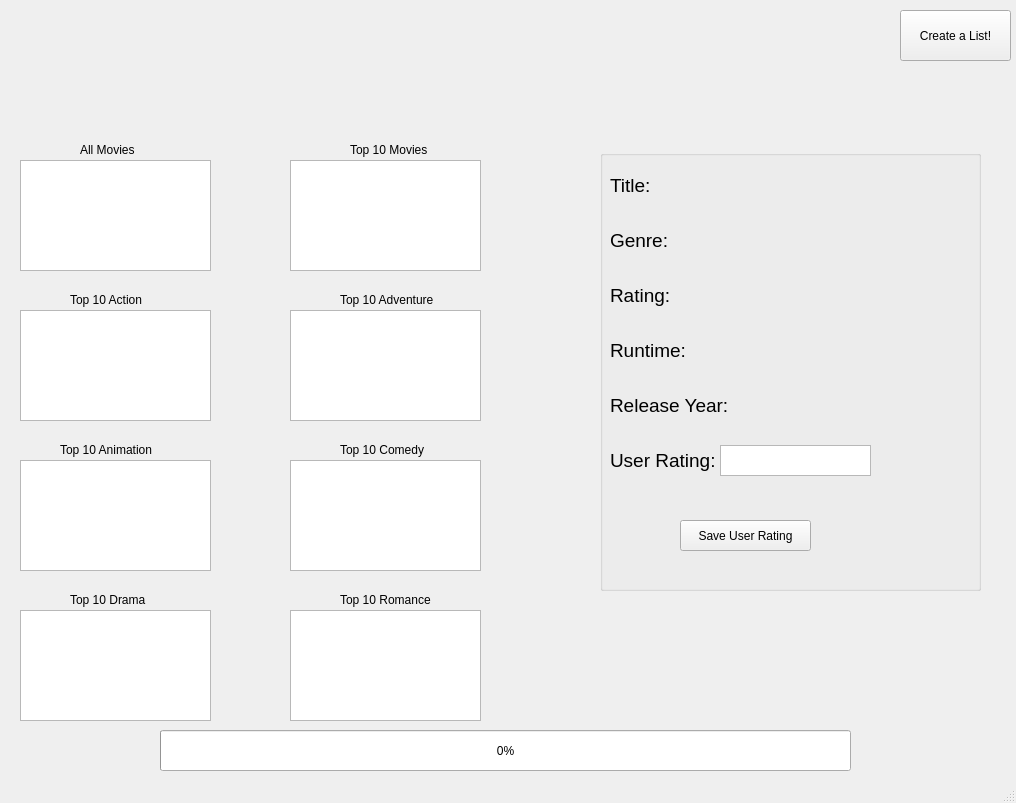
The window that cinemania.ui (Sparky626/Cinemania) describes before a commit, drawn with Qt 5.
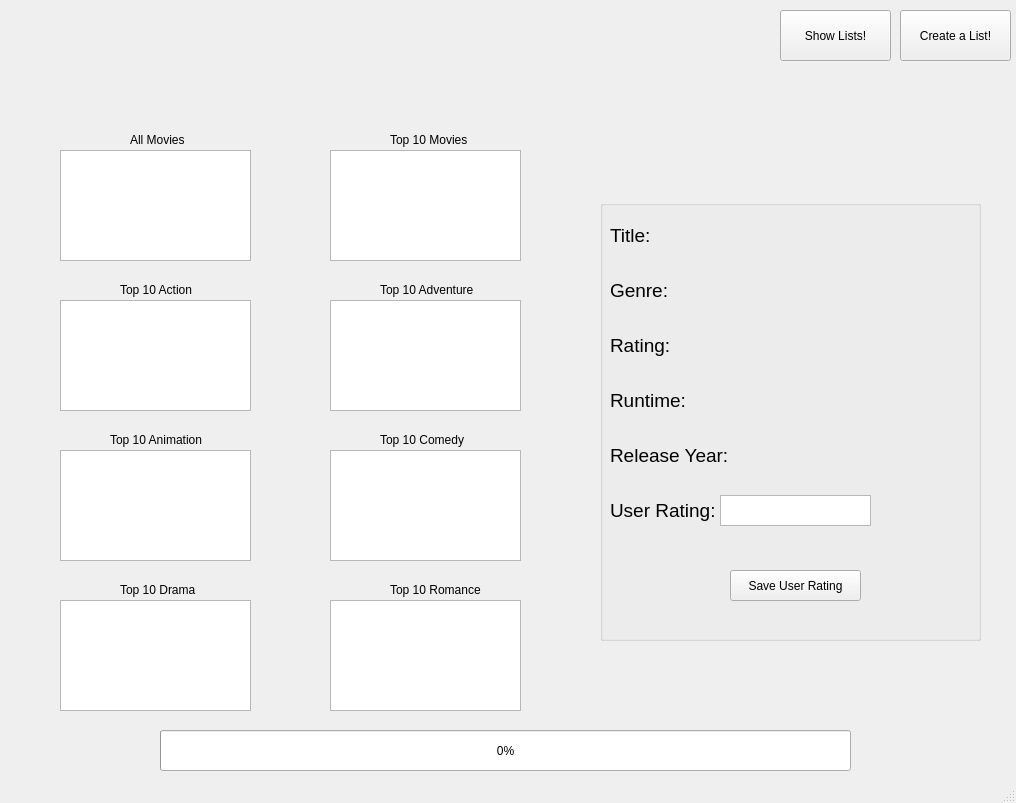
The same window after the commit.

Commit message: Finalized Main GUI and Finalized List Viewer window.

```diff
--- a/cinemania.ui
+++ b/cinemania.ui
@@ -51,7 +51,7 @@
    <widget class="QLabel" name="logo_label">
     <property name="geometry">
      <rect>
-      <x>330</x>
+      <x>340</x>
       <y>0</y>
       <width>351</width>
       <height>131</height>
@@ -78,7 +78,7 @@
     <property name="geometry">
      <rect>
       <x>600</x>
-      <y>150</y>
+      <y>200</y>
       <width>381</width>
       <height>441</height>
      </rect>
@@ -254,7 +254,7 @@
     <widget class="QPushButton" name="pushButton">
      <property name="geometry">
       <rect>
-       <x>80</x>
+       <x>130</x>
        <y>370</y>
        <width>131</width>
        <height>31</height>
@@ -319,8 +319,8 @@
    <widget class="QListWidget" name="listMovieWidget">
     <property name="geometry">
      <rect>
-      <x>20</x>
-      <y>160</y>
+      <x>60</x>
+      <y>150</y>
       <width>191</width>
       <height>111</height>
      </rect>
@@ -341,8 +341,8 @@
    <widget class="QListWidget" name="listMovieWidget_2">
     <property name="geometry">
      <rect>
-      <x>290</x>
-      <y>160</y>
+      <x>330</x>
+      <y>150</y>
       <width>191</width>
       <height>111</height>
      </rect>
@@ -363,8 +363,8 @@
    <widget class="QListWidget" name="listMovieWidget_3">
     <property name="geometry">
      <rect>
-      <x>20</x>
-      <y>310</y>
+      <x>60</x>
+      <y>300</y>
       <width>191</width>
       <height>111</height>
      </rect>
@@ -385,8 +385,8 @@
    <widget class="QListWidget" name="listMovieWidget_4">
     <property name="geometry">
      <rect>
-      <x>290</x>
-      <y>310</y>
+      <x>330</x>
+      <y>300</y>
       <width>191</width>
       <height>111</height>
      </rect>
@@ -407,8 +407,8 @@
    <widget class="QListWidget" name="listMovieWidget_5">
     <property name="geometry">
      <rect>
-      <x>20</x>
-      <y>460</y>
+      <x>60</x>
+      <y>450</y>
       <width>191</width>
       <height>111</height>
      </rect>
@@ -429,8 +429,8 @@
    <widget class="QListWidget" name="listMovieWidget_6">
     <property name="geometry">
      <rect>
-      <x>290</x>
-      <y>460</y>
+      <x>330</x>
+      <y>450</y>
       <width>191</width>
       <height>111</height>
      </rect>
@@ -451,8 +451,8 @@
    <widget class="QListWidget" name="listMovieWidget_7">
     <property name="geometry">
      <rect>
-      <x>20</x>
-      <y>610</y>
+      <x>60</x>
+      <y>600</y>
       <width>191</width>
       <height>111</height>
      </rect>
@@ -473,8 +473,8 @@
    <widget class="QListWidget" name="listMovieWidget_8">
     <property name="geometry">
      <rect>
-      <x>290</x>
-      <y>610</y>
+      <x>330</x>
+      <y>600</y>
       <width>191</width>
       <height>111</height>
      </rect>
@@ -495,8 +495,8 @@
    <widget class="QLabel" name="label">
     <property name="geometry">
      <rect>
-      <x>80</x>
-      <y>140</y>
+      <x>130</x>
+      <y>130</y>
       <width>61</width>
       <height>20</height>
      </rect>
@@ -508,8 +508,8 @@
    <widget class="QLabel" name="label_2">
     <property name="geometry">
      <rect>
-      <x>350</x>
-      <y>140</y>
+      <x>390</x>
+      <y>130</y>
       <width>81</width>
       <height>20</height>
      </rect>
@@ -521,8 +521,8 @@
    <widget class="QLabel" name="label_3">
     <property name="geometry">
      <rect>
-      <x>70</x>
-      <y>290</y>
+      <x>120</x>
+      <y>280</y>
       <width>101</width>
       <height>20</height>
      </rect>
@@ -534,8 +534,8 @@
    <widget class="QLabel" name="label_4">
     <property name="geometry">
      <rect>
-      <x>340</x>
-      <y>290</y>
+      <x>380</x>
+      <y>280</y>
       <width>101</width>
       <height>20</height>
      </rect>
@@ -547,8 +547,8 @@
    <widget class="QLabel" name="label_5">
     <property name="geometry">
      <rect>
-      <x>60</x>
-      <y>440</y>
+      <x>110</x>
+      <y>430</y>
       <width>101</width>
       <height>20</height>
      </rect>
@@ -560,8 +560,8 @@
    <widget class="QLabel" name="label_6">
     <property name="geometry">
      <rect>
-      <x>340</x>
-      <y>440</y>
+      <x>380</x>
+      <y>430</y>
       <width>101</width>
       <height>20</height>
      </rect>
@@ -573,8 +573,8 @@
    <widget class="QLabel" name="label_7">
     <property name="geometry">
      <rect>
-      <x>70</x>
-      <y>590</y>
+      <x>120</x>
+      <y>580</y>
       <width>81</width>
       <height>20</height>
      </rect>
@@ -586,8 +586,8 @@
    <widget class="QLabel" name="label_8">
     <property name="geometry">
      <rect>
-      <x>340</x>
-      <y>590</y>
+      <x>390</x>
+      <y>580</y>
       <width>91</width>
       <height>20</height>
      </rect>
@@ -609,6 +609,19 @@
      <string/>
     </property>
    </widget>
+   <widget class="QPushButton" name="showListsButton">
+    <property name="geometry">
+     <rect>
+      <x>780</x>
+      <y>10</y>
+      <width>111</width>
+      <height>51</height>
+     </rect>
+    </property>
+    <property name="text">
+     <string>Show Lists!</string>
+    </property>
+   </widget>
   </widget>
   <widget class="QMenuBar" name="menubar">
    <property name="geometry">
```
The commit also changes 46 other files.
